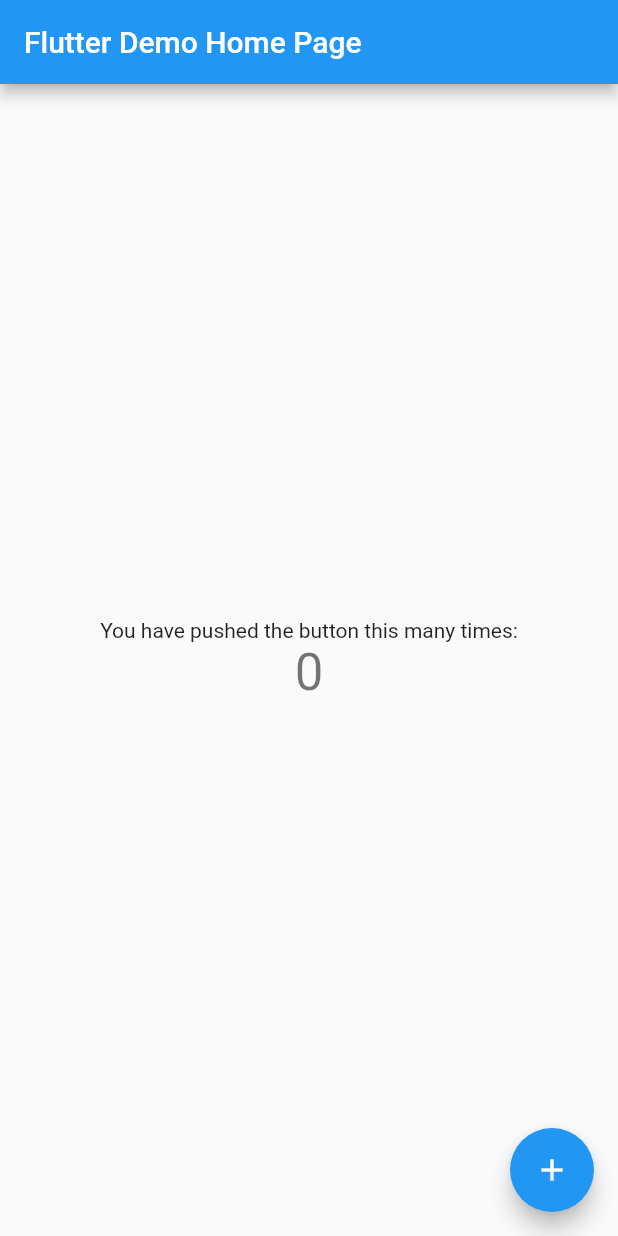
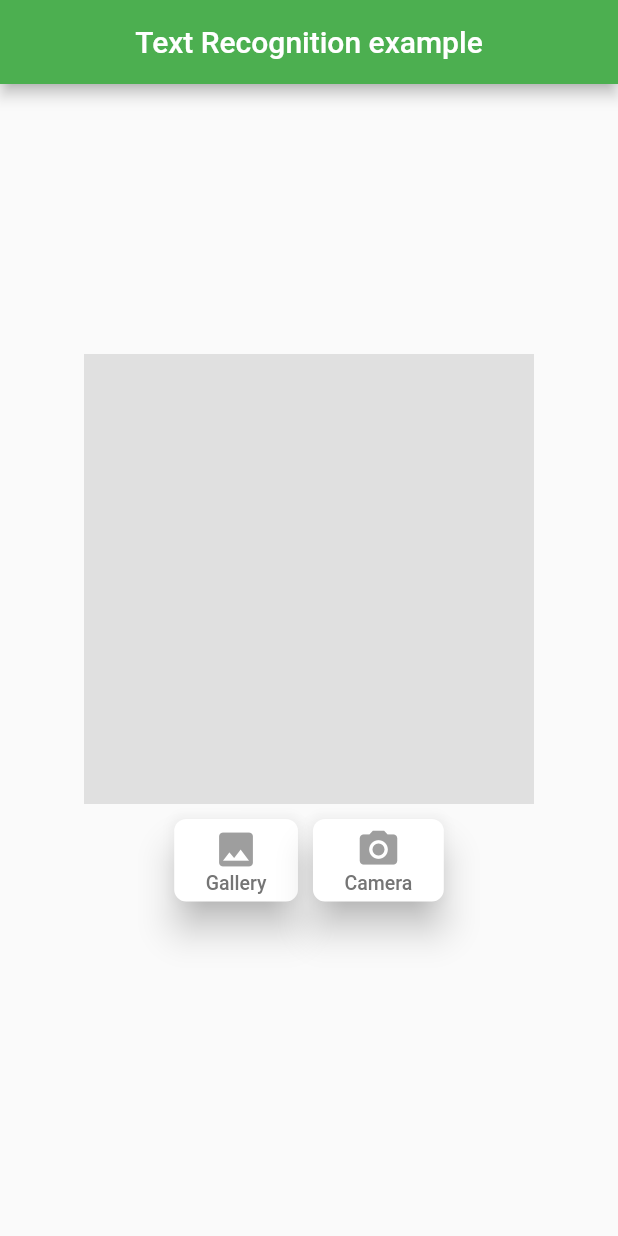
Before and after one commit to kmsungporant/bill_split, a Flutter app: the screen it shows after launch, on a phone screen of 412 x 824 dp. Run offline on Flutter 3.47's test engine with Material 2 defaults, Android fonts, the phone set to English and light mode, and no system bars; our stand-ins replace image_picker; missing offline and left inert: google_mlkit_text_recognition.

Commit message:
add image processesing

```diff
--- a/frontend/lib/main.dart
+++ b/frontend/lib/main.dart
@@ -1,115 +1,190 @@
+import 'dart:io';
+
 import 'package:flutter/material.dart';
 import 'package:google_mlkit_text_recognition/google_mlkit_text_recognition.dart';
+import 'package:image_picker/image_picker.dart';
+
 void main() {
   runApp(const MyApp());
 }
 
 class MyApp extends StatelessWidget {
-  const MyApp({super.key});
+  const MyApp({Key? key}) : super(key: key);
 
   // This widget is the root of your application.
   @override
   Widget build(BuildContext context) {
     return MaterialApp(
-      title: 'Flutter Demo',
+      debugShowCheckedModeBanner: false,
       theme: ThemeData(
-        // This is the theme of your application.
-        //
-        // Try running your application with "flutter run". You'll see the
-        // application has a blue toolbar. Then, without quitting the app, try
-        // changing the primarySwatch below to Colors.green and then invoke
-        // "hot reload" (press "r" in the console where you ran "flutter run",
-        // or simply save your changes to "hot reload" in a Flutter IDE).
-        // Notice that the counter didn't reset back to zero; the application
-        // is not restarted.
-        primarySwatch: Colors.blue,
+        primarySwatch: Colors.green,
       ),
-      home: const MyHomePage(title: 'Flutter Demo Home Page'),
+      home: const MyHomePage(),
     );
   }
 }
 
 class MyHomePage extends StatefulWidget {
-  const MyHomePage({super.key, required this.title});
-
-  // This widget is the home page of your application. It is stateful, meaning
-  // that it has a State object (defined below) that contains fields that affect
-  // how it looks.
-
-  // This class is the configuration for the state. It holds the values (in this
-  // case the title) provided by the parent (in this case the App widget) and
-  // used by the build method of the State. Fields in a Widget subclass are
-  // always marked "final".
-
-  final String title;
+  const MyHomePage({Key? key}) : super(key: key);
 
   @override
   State<MyHomePage> createState() => _MyHomePageState();
 }
 
 class _MyHomePageState extends State<MyHomePage> {
-  int _counter = 0;
+  bool textScanning = false;
 
-  void _incrementCounter() {
-    setState(() {
-      // This call to setState tells the Flutter framework that something has
-      // changed in this State, which causes it to rerun the build method below
-      // so that the display can reflect the updated values. If we changed
-      // _counter without calling setState(), then the build method would not be
-      // called again, and so nothing would appear to happen.
-      _counter++;
-    });
+  XFile? imageFile;
+  String scannedText = "";
+
+  @override
+  Widget build(BuildContext context) {
+    return Scaffold(
+      appBar: AppBar(
+        centerTitle: true,
+        title: const Text("Text Recognition example"),
+      ),
+      body: Center(
+          child: SingleChildScrollView(
+        child: Container(
+            margin: const EdgeInsets.all(20),
+            child: Column(
+              crossAxisAlignment: CrossAxisAlignment.center,
+              children: [
+                if (textScanning) const CircularProgressIndicator(),
+                if (!textScanning && imageFile == null)
+                  Container(
+                    width: 300,
+                    height: 300,
+                    color: Colors.grey[300]!,
+                  ),
+                if (imageFile != null) Image.file(File(imageFile!.path)),
+                Row(
+                  mainAxisAlignment: MainAxisAlignment.center,
+                  children: [
+                    Container(
+                        margin: const EdgeInsets.symmetric(horizontal: 5),
+                        padding: const EdgeInsets.only(top: 10),
+                        child: ElevatedButton(
+                          style: ElevatedButton.styleFrom(
+                            primary: Colors.white,
+                            onPrimary: Colors.grey,
+                            shadowColor: Colors.grey[400],
+                            elevation: 10,
+                            shape: RoundedRectangleBorder(
+                                borderRadius: BorderRadius.circular(8.0)),
+                          ),
+                          onPressed: () {
+                            getImage(ImageSource.gallery);
+                          },
+                          child: Container(
+                            margin: const EdgeInsets.symmetric(
+                                vertical: 5, horizontal: 5),
+                            child: Column(
+                              mainAxisSize: MainAxisSize.min,
+                              children: [
+                                Icon(
+                                  Icons.image,
+                                  size: 30,
+                                ),
+                                Text(
+                                  "Gallery",
+                                  style: TextStyle(
+                                      fontSize: 13, color: Colors.grey[600]),
+                                )
+                              ],
+                            ),
+                          ),
+                        )),
+                    Container(
+                        margin: const EdgeInsets.symmetric(horizontal: 5),
+                        padding: const EdgeInsets.only(top: 10),
+                        child: ElevatedButton(
+                          style: ElevatedButton.styleFrom(
+                            primary: Colors.white,
+                            onPrimary: Colors.grey,
+                            shadowColor: Colors.grey[400],
+                            elevation: 10,
+                            shape: RoundedRectangleBorder(
+                                borderRadius: BorderRadius.circular(8.0)),
+                          ),
+                          onPressed: () {
+                            getImage(ImageSource.camera);
+                          },
+                          child: Container(
+                            margin: const EdgeInsets.symmetric(
+                                vertical: 5, horizontal: 5),
+                            child: Column(
+                              mainAxisSize: MainAxisSize.min,
+                              children: [
+                                Icon(
+                                  Icons.camera_alt,
+                                  size: 30,
+                                ),
+                                Text(
+                                  "Camera",
+                                  style: TextStyle(
+                                      fontSize: 13, color: Colors.grey[600]),
+                                )
+                              ],
+                            ),
+                          ),
+                        )),
+                  ],
+                ),
+                const SizedBox(
+                  height: 20,
+                ),
+                Container(
+                  child: Text(
+                    scannedText,
+                    style: TextStyle(fontSize: 20),
+                  ),
+                )
+              ],
+            )),
+      )),
+    );
+  }
+
+  void getImage(ImageSource source) async {
+    try {
+      print("Getting image from gallery");
+      final pickedImage = await ImagePicker().pickImage(source: source);
+      if (pickedImage != null) {
+        textScanning = true;
+        imageFile = pickedImage;
+        setState(() {});
+        print("Image path: " + "pickedImage.path");
+        getRecognisedText(pickedImage);
+      }
+    } catch (e) {
+      textScanning = false;
+      imageFile = null;
+      scannedText = "Error occured while scanning";
+      setState(() {});
+    }
+  }
+
+  void getRecognisedText(XFile image) async {
+    final inputImage = InputImage.fromFilePath(image.path);
+    final TextRecognizer textRecognizer =
+        TextRecognizer(script: TextRecognitionScript.latin);
+    final RecognizedText recognizedText =
+        await textRecognizer.processImage(inputImage);
+    await textRecognizer.close();
+    scannedText = "";
+    for (TextBlock block in recognizedText.blocks) {
+      for (TextLine line in block.lines) {
+        scannedText = scannedText + line.text + "\n";
+      }
+    }
+    textScanning = false;
+    setState(() {});
   }
 
   @override
-  Widget build(BuildContext context) {
-    // This method is rerun every time setState is called, for instance as done
-    // by the _incrementCounter method above.
-    //
-    // The Flutter framework has been optimized to make rerunning build methods
-    // fast, so that you can just rebuild anything that needs updating rather
-    // than having to individually change instances of widgets.
-    return Scaffold(
-      appBar: AppBar(
-        // Here we take the value from the MyHomePage object that was created by
-        // the App.build method, and use it to set our appbar title.
-        title: Text(widget.title),
-      ),
-      body: Center(
-        // Center is a layout widget. It takes a single child and positions it
-        // in the middle of the parent.
-        child: Column(
-          // Column is also a layout widget. It takes a list of children and
-          // arranges them vertically. By default, it sizes itself to fit its
-          // children horizontally, and tries to be as tall as its parent.
-          //
-          // Invoke "debug painting" (press "p" in the console, choose the
-          // "Toggle Debug Paint" action from the Flutter Inspector in Android
-          // Studio, or the "Toggle Debug Paint" command in Visual Studio Code)
-          // to see the wireframe for each widget.
-          //
-          // Column has various properties to control how it sizes itself and
-          // how it positions its children. Here we use mainAxisAlignment to
-          // center the children vertically; the main axis here is the vertical
-          // axis because Columns are vertical (the cross axis would be
-          // horizontal).
-          mainAxisAlignment: MainAxisAlignment.center,
-          children: <Widget>[
-            const Text(
-              'You have pushed the button this many times:',
-            ),
-            Text(
-              '$_counter',
-              style: Theme.of(context).textTheme.headlineMedium,
-            ),
-          ],
-        ),
-      ),
-      floatingActionButton: FloatingActionButton(
-        onPressed: _incrementCounter,
-        tooltip: 'Increment',
-        child: const Icon(Icons.add),
-      ), // This trailing comma makes auto-formatting nicer for build methods.
-    );
+  void initState() {
+    super.initState();
   }
 }
--- a/frontend/pubspec.yaml
+++ b/frontend/pubspec.yaml
@@ -36,6 +36,7 @@
   # Use with the CupertinoIcons class for iOS style icons.
   cupertino_icons: ^1.0.2
   google_mlkit_text_recognition: ^0.5.0
+  image_picker: ^0.8.7
 
 dev_dependencies:
   flutter_test:
```
Also changed, not shown: frontend/pubspec.lock, sampleimages/ItemizedReceipt.png (added), sampleimages/receipt-with-calculated-tip-sample-min.png (added), sampleimages/receipt2.png (added), 8 other files.
